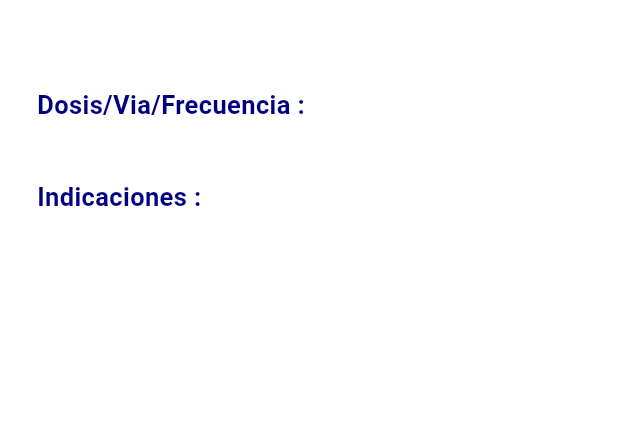
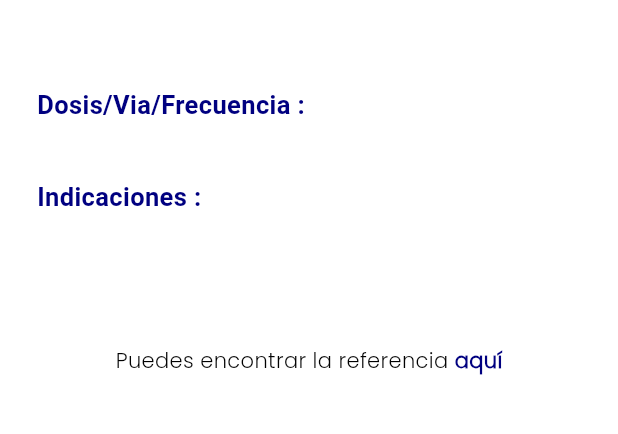
Before and after one commit to StonehengeMP/ammvee, a Flutter app: the medInfoCard screen opened directly with empty values, on a phone screen of 412 x 824 dp, the part 498-932 px from its top. Run offline on Flutter 3.47's test engine with Material 3 defaults, Android fonts, the phone set to English and light mode, and no system bars; our stand-ins replace animated_splash_screen, firebase_auth, firebase_core, flutter_spinkit, page_transition; missing offline and left inert: pdfx; accounts and stored records are empty.

Commit message:
Referencia en medicamentos

```diff
--- a/lib/medInfoCard.dart
+++ b/lib/medInfoCard.dart
@@ -1,5 +1,7 @@
+import 'package:ammvee_release/addOns/enterAsGuest.dart';
 import 'package:ammvee_release/addOns/isLoading.dart';
 import 'package:ammvee_release/addOns/themeColors.dart';
+import 'package:ammvee_release/addOns/viewAPDF.dart';
 import 'initialMenu.dart';
 import 'package:flutter/material.dart';
 
@@ -216,7 +218,24 @@ class _medInfoCardState extends State<medInfoCard> {
                     ),
                         SizedBox(
                           height: MediaQuery.of(context).size.height * 0.07,
-                        )
+                        ),
+                        enterAsGuest(
+                            press: (){
+                              Navigator.push(
+                                context,
+                                MaterialPageRoute(
+                                  builder: (context) {
+                                    return viewAPDF(Name: "cartaReferencias", pageContext: false);
+                                  },
+                                ),
+                              );
+                            },
+                            buttonName: " aquí",
+                            title: "Puedes encontrar la referencia"
+                        ),
+                        SizedBox(
+                          height: MediaQuery.of(context).size.height * 0.07,
+                        ),
                   ])))),
         );
 }
```
Also changed, not shown: 1 other file.
